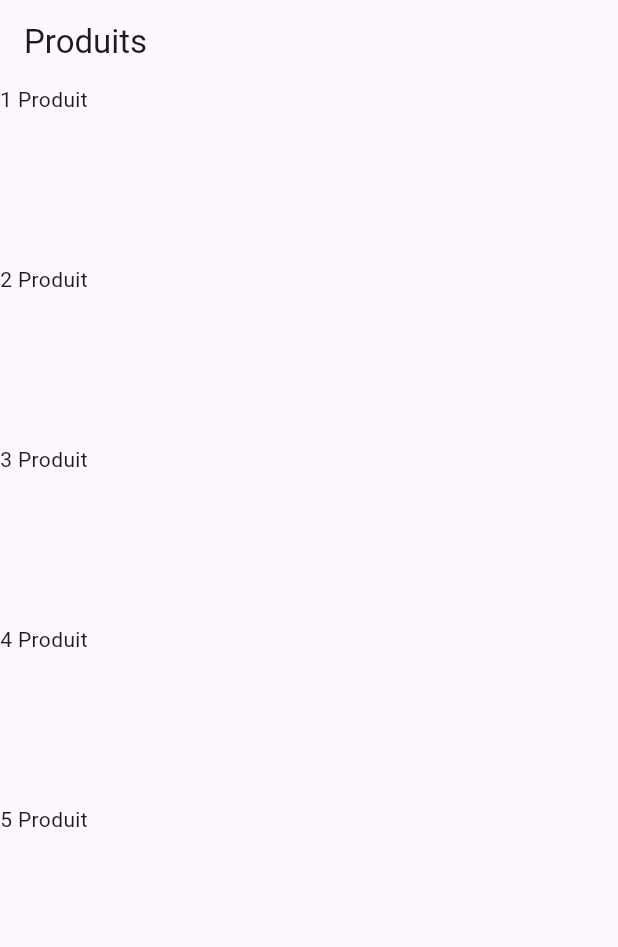
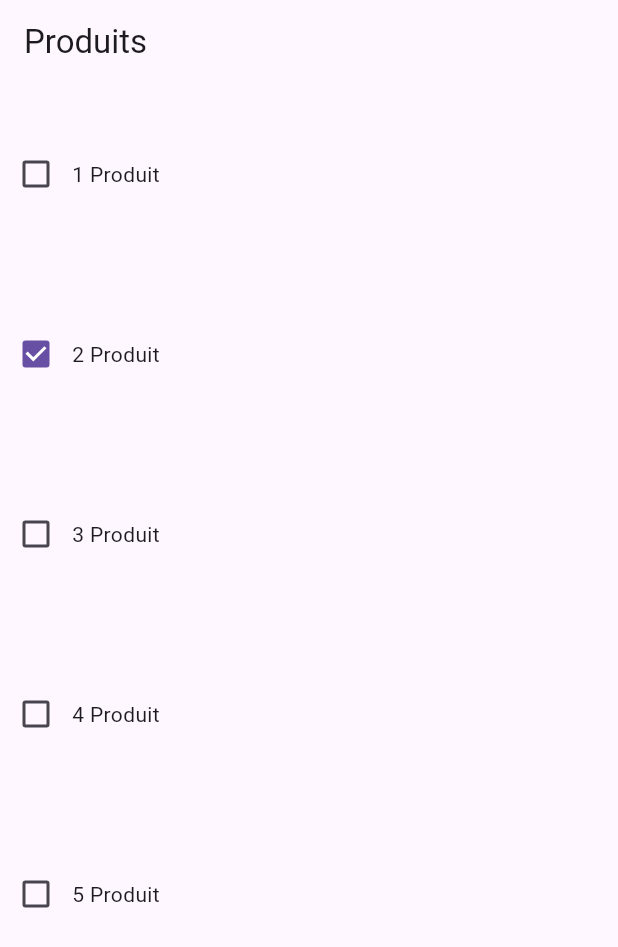
Before and after one commit to YOUSSEFCHARMOUH25/produitsapp, a Flutter app: the screen it shows after launch, on a phone screen of 412 x 824 dp. Shown: the top 947 px of the screen. Run offline on Flutter 3.47's test engine with Material 3 defaults, Android fonts, the phone set to English and light mode, and no system bars.

Commit message:
ajouter des modifications sur le fichier produit_list pour afficher l’état de sélection d’un produit

```diff
--- a/lib/produit_box.dart
+++ b/lib/produit_box.dart
@@ -2,14 +2,20 @@ import 'package:flutter/material.dart';
 
 class ProduitBox extends StatelessWidget {
   final String nomProduit;
-
-  const ProduitBox({super.key, required this.nomProduit});
+  final bool selProduit;
+  final Function(bool?)? onChanged;
+  const ProduitBox({super.key, required this.nomProduit,
+  this.selProduit = false,
+  this.onChanged});
 
   @override
   Widget build(BuildContext context) {
     return Container(
       height: 120,
-      child: Text(nomProduit),
+      child: Row(children: [
+        Checkbox(value: selProduit, onChanged: onChanged),
+        Text(nomProduit),
+      ],),
     );
   }
 }
--- a/lib/produits_list.dart
+++ b/lib/produits_list.dart
@@ -1,9 +1,12 @@
 import 'package:flutter/material.dart';
 import 'package:produitsapp/produit_box.dart';
 
-class ProduitsList extends StatelessWidget {
-   ProduitsList({super.key});
-
+class ProduitsList extends StatefulWidget  {
+  ProduitsList({super.key});
+  @override
+  _ProduitsListState createState() => _ProduitsListState();
+}
+class _ProduitsListState extends State<ProduitsList> {
   final List<Map<String, dynamic>> liste = [
     {"nomProduit": "1 Produit", "estDisponible": false},
     {"nomProduit": "2 Produit", "estDisponible": true},
@@ -11,6 +14,11 @@ class ProduitsList extends StatelessWidget {
     {"nomProduit": "4 Produit", "estDisponible": false},
     {"nomProduit": "5 Produit", "estDisponible": false},
   ];
+ void onChanged(bool? value, int index) {
+    setState(() {
+      liste[index]["estDisponible"] = value;
+    });
+  }
 
   @override
   Widget build(BuildContext context) {
@@ -22,8 +30,10 @@ class ProduitsList extends StatelessWidget {
         itemCount: liste.length,
         itemBuilder: (context, index) {
           return ProduitBox(
-            nomProduit: liste[index]["nomProduit"],
-          );
+              nomProduit: liste[index]["nomProduit"],
+              selProduit: liste[index]["estDisponible"],
+              onChanged: (value) => onChanged(value, index),
+              );
         },
       ),
     );
```
